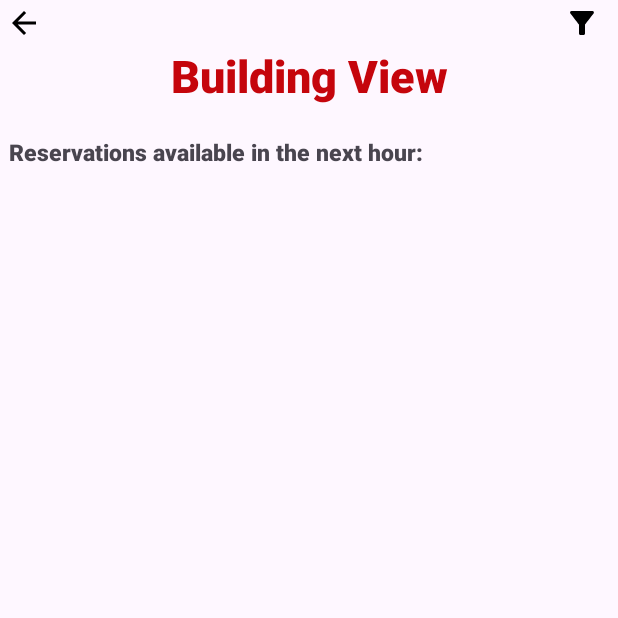
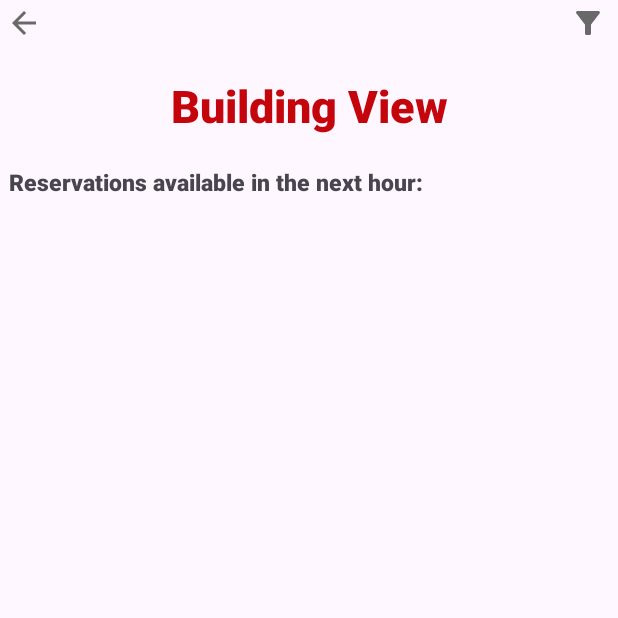
Before and after one commit to JuanEulogio/reservUW_Personal, an Android app: the BuildingActivity screen opened directly, with no data from a screen before it, on a phone screen of 412 x 824 dp, the top half of it. Run offline under Robolectric (Android 15) with nearby library versions, the phone set to English and light mode, and no system bars; our stand-ins replace Room's generated code; 9 statements that could not run were skipped.

Commit message:
updates: - UI changed a bit - favorite button bug fix
Things i could build on:
- let the user choose any time and date filter in BuildingActivity. Just make a dialog asking for it, OR direct to another activity where the chooser can pick via calander view and numberPicker view. well have to think of handling/getting intents in our BuildingActivity

- add notification

```diff
--- a/app/src/main/java/com/cs407/reservuw/BuildingActivity.java
+++ b/app/src/main/java/com/cs407/reservuw/BuildingActivity.java
@@ -120,7 +120,7 @@ public class BuildingActivity extends AppCompatActivity   {
             }
         });
 
-        //TODO: keep?
+        //TODO: filter functionality button
         //setting filter button
         ImageButton filterButton = findViewById(R.id.filterButton);
         filterButton.setOnClickListener(new View.OnClickListener() {
@@ -158,10 +158,6 @@ public class BuildingActivity extends AppCompatActivity   {
 
 
 
-        //TODO: get names, and intent building name+img
-        //loop to get names and if we see a place ID= the place ID we got sent a intent from,
-        //we display its name and display img
-        //TODO: still need spinner?
         //Key= places ID
         //Content= building name
         HashMap<String, String> hashMapPlaceIDandName= new HashMap<String, String>();
@@ -199,13 +195,6 @@ public class BuildingActivity extends AppCompatActivity   {
 
                 }
 
-                //getting our list of building names
-                //TODO:
-                hashMapPlaceIDandName.put(place.getId(), place.getName());
-
-
-                Log.i(TAG, "Place= " + placeName);
-
 
             }).addOnFailureListener((exception) -> {
                 if (exception instanceof ApiException) {
@@ -221,14 +210,11 @@ public class BuildingActivity extends AppCompatActivity   {
 
         }
 
-        //buildingNameList= hashMapPlaceIDandName.values().toArray(new String[0]);
-        //TODO: fix toString
+        //TODO: recycled code at the end of this becuase
+        // Can only get/store placeName via having recycled code inside our client request observe,
+        // else our own code goes after the client code, which is data that we recieve too late
 
-
-        //TODO: Can only get/store placeName via having recycled code inside our client request for some reason,
-        // else our own code goes after the client code, which is data that we recieve too late
-        //Getting building name
-
+        //getting building name
         final List<Place.Field> placeFields2 = Arrays.asList(Place.Field.ID, Place.Field.NAME);
         final FetchPlaceRequest request = FetchPlaceRequest.newInstance(placeId, placeFields2);
 
@@ -245,7 +231,7 @@ public class BuildingActivity extends AppCompatActivity   {
                 final ApiException apiException = (ApiException) exception;
                 Log.e(TAG, "Place not found: " + exception.getMessage());
                 final int statusCode = apiException.getStatusCode();
-                // NOTE: Handle error with given status code.
+                // NOTE: Here we handle error with given status code.
             }
         });
     }
@@ -253,7 +239,7 @@ public class BuildingActivity extends AppCompatActivity   {
 
 
     private void recycledViewCode(String place,int month, int day, int hour) {
-        //TODO: need? : clean up for liveData to show update list
+        //clean up for liveData to show updated list
         roomItems.clear();
 
         placeName= place;
@@ -288,10 +274,8 @@ public class BuildingActivity extends AppCompatActivity   {
                     // Access item details like item.getRoomNumber(), item.getPlaceName(), etc.
                     Intent intent = new Intent(getApplicationContext(), RoomActivity.class);
                     intent.putExtra("roomNum", Room_item.getRoomNum());
-                    //TODO: place name instead of via item
                     intent.putExtra("buildingName", placeName);
                     intent.putExtra("roomUID", Room_item.getRoomUID());
-                    //TODO: send the localTimeDate for whatever is in the selected: month and day, and hour
                     intent.putExtra("month", month);
                     intent.putExtra("day", day);
                     intent.putExtra("hour", hour);
--- a/app/src/main/java/com/cs407/reservuw/FavoritesActivity.java
+++ b/app/src/main/java/com/cs407/reservuw/FavoritesActivity.java
@@ -117,13 +117,12 @@ public class FavoritesActivity extends AppCompatActivity {
                     Intent intent = new Intent(getApplicationContext(), RoomActivity.class);
                     intent.putExtra("roomNum", Room_item.getRoomNum());
                     intent.putExtra("roomUID", Room_item.getRoomUID());
-                    //TODO: we have to return month, day, and time if we want to do to roomActivity
-                    // Alternation:
-                    // - we loop here and get the latest available reservation to reserv for that room
                     LocalDateTime nowAfterOneHour= LocalDateTime.now().plusHours(1);
                     int hour= nowAfterOneHour.getHour();
                     int month= nowAfterOneHour.getMonthValue();
                     int day= nowAfterOneHour.plusHours(1).getDayOfMonth();
+
+                    //we loop here and get the latest available reservation to reserv for that room
                     Log.i(TAG, "starting values. month: " + month + ", day:" + day + ", hour: " + hour);
                     Reservations reservations;
                     for(int i = hour; i<= 23; i++){
--- a/app/src/main/res/drawable/ic_back_arrow.xml
+++ b/app/src/main/res/drawable/ic_back_arrow.xml
@@ -1,5 +1,5 @@
 <vector android:autoMirrored="true" android:height="24dp"
-    android:tint="#000000" android:viewportHeight="24"
+    android:tint="@color/dimGray" android:viewportHeight="24"
     android:viewportWidth="24" android:width="24dp" xmlns:android="http://schemas.android.com/apk/res/android">
     <path android:fillColor="@android:color/white" android:pathData="M20,11H7.83l5.59,-5.59L12,4l-8,8 8,8 1.41,-1.41L7.83,13H20v-2z"/>
 </vector>
--- a/app/src/main/res/drawable/ic_favorites.xml
+++ b/app/src/main/res/drawable/ic_favorites.xml
@@ -1,4 +1,4 @@
-<vector android:height="24dp" android:tint="#FFFFFF"
+<vector android:height="24dp" android:tint="@color/dimGray"
     android:viewportHeight="24" android:viewportWidth="24"
     android:width="24dp" xmlns:android="http://schemas.android.com/apk/res/android">
     <path android:fillColor="@android:color/white" android:pathData="M12,21.35l-1.45,-1.32C5.4,15.36 2,12.28 2,8.5 2,5.42 4.42,3 7.5,3c1.74,0 3.41,0.81 4.5,2.09C13.09,3.81 14.76,3 16.5,3 19.58,3 22,5.42 22,8.5c0,3.78 -3.4,6.86 -8.55,11.54L12,21.35z"/>
--- a/app/src/main/res/drawable/ic_filter.xml
+++ b/app/src/main/res/drawable/ic_filter.xml
@@ -1,4 +1,4 @@
-<vector android:height="24dp" android:tint="#000000"
+<vector android:height="24dp" android:tint="@color/dimGray"
     android:viewportHeight="24" android:viewportWidth="24"
     android:width="24dp" xmlns:android="http://schemas.android.com/apk/res/android">
     <path android:fillColor="@android:color/white" android:pathData="M4.25,5.61C6.27,8.2 10,13 10,13v6c0,0.55 0.45,1 1,1h2c0.55,0 1,-0.45 1,-1v-6c0,0 3.72,-4.8 5.74,-7.39C20.25,4.95 19.78,4 18.95,4H5.04C4.21,4 3.74,4.95 4.25,5.61z"/>
--- a/app/src/main/res/drawable/ic_logout.xml
+++ b/app/src/main/res/drawable/ic_logout.xml
@@ -1,5 +1,5 @@
 <vector android:autoMirrored="true" android:height="24dp"
-    android:tint="#FFFFFF" android:viewportHeight="24"
+    android:tint="@color/dimGray" android:viewportHeight="24"
     android:viewportWidth="24" android:width="24dp" xmlns:android="http://schemas.android.com/apk/res/android">
     <path android:fillColor="@android:color/white" android:pathData="M17,7l-1.41,1.41L18.17,11H8v2h10.17l-2.58,2.58L17,17l5,-5zM4,5h8V3H4c-1.1,0 -2,0.9 -2,2v14c0,1.1 0.9,2 2,2h8v-2H4V5z"/>
 </vector>
--- a/app/src/main/res/drawable/ic_reservedlist.xml
+++ b/app/src/main/res/drawable/ic_reservedlist.xml
@@ -1,5 +1,5 @@
 <vector android:autoMirrored="true" android:height="24dp"
-    android:tint="#FFFFFF" android:viewportHeight="24"
+    android:tint="@color/dimGray" android:viewportHeight="24"
     android:viewportWidth="24" android:width="24dp" xmlns:android="http://schemas.android.com/apk/res/android">
     <path android:fillColor="@android:color/white" android:pathData="M3,10h11v2h-11z"/>
     <path android:fillColor="@android:color/white" android:pathData="M3,6h11v2h-11z"/>
--- a/app/src/main/res/layout/activity_building_view.xml
+++ b/app/src/main/res/layout/activity_building_view.xml
@@ -6,30 +6,32 @@
     tools:context=".BuildingActivity"
     xmlns:android="http://schemas.android.com/apk/res/android"
     xmlns:app="http://schemas.android.com/apk/res-auto">
-<LinearLayout
+
+    <androidx.constraintlayout.widget.ConstraintLayout
         android:layout_width="match_parent"
-    android:layout_height="wrap_content">
+        android:layout_height="50dp">
 
         <ImageButton
             android:id="@+id/backButton"
             android:layout_width="32dp"
             android:layout_height="30dp"
             android:background="?attr/selectableItemBackgroundBorderless"
+            android:clickable="true"
             android:src="@drawable/ic_back_arrow"
-        android:clickable="true"
-        />
-    <Space
-        android:layout_width="340dp"
-        android:layout_height="wrap_content"/>
+            app:layout_constraintStart_toStartOf="parent"
+            tools:layout_editor_absoluteY="4dp" />
+
         <ImageButton
             android:id="@+id/filterButton"
             android:layout_width="32dp"
             android:layout_height="30dp"
+            android:layout_marginEnd="4dp"
             android:background="?attr/selectableItemBackgroundBorderless"
+            android:clickable="true"
             android:src="@drawable/ic_filter"
-        android:clickable="true"
-        />
-</LinearLayout>
+            app:layout_constraintEnd_toEndOf="parent"
+            tools:layout_editor_absoluteY="4dp" />
+    </androidx.constraintlayout.widget.ConstraintLayout>
 
 
     <TextView
--- a/app/src/main/res/layout/activity_reservation_confirmed.xml
+++ b/app/src/main/res/layout/activity_reservation_confirmed.xml
@@ -33,7 +33,7 @@
 
     <TextView
         android:id="@+id/reservationLocation_textView"
-        android:layout_width="300dp"
+        android:layout_width="match_parent"
         android:layout_height="wrap_content"
         android:fontFamily="sans-serif-medium"
         android:textSize="20dp"
@@ -68,7 +68,8 @@
         android:layout_width="wrap_content"
         android:layout_height="wrap_content"
         android:text="Close"
-        android:backgroundTint="@color/UWcolor"/>
+        android:backgroundTint="@color/UWcolor"
+        android:textColor="@color/white"/>
 
 
 </LinearLayout>
--- a/app/src/main/res/layout/activity_room_view.xml
+++ b/app/src/main/res/layout/activity_room_view.xml
@@ -42,7 +42,8 @@
         app:layout_constraintEnd_toStartOf="@id/reserveButton"
         app:layout_constraintHorizontal_bias="0.0"
         app:layout_constraintStart_toStartOf="parent"
-        app:layout_constraintTop_toBottomOf="@+id/boxedTextView" />
+        app:layout_constraintTop_toBottomOf="@+id/boxedTextView"
+        android:textColor="@color/white"/>
 
     <Button
         android:id="@+id/reserveButton"
@@ -54,7 +55,8 @@
         android:backgroundTint="@color/UWcolor"
         app:layout_constraintEnd_toEndOf="parent"
         app:layout_constraintStart_toEndOf="@id/cancelButton"
-        app:layout_constraintTop_toBottomOf="@+id/boxedTextView" />
+        app:layout_constraintTop_toBottomOf="@+id/boxedTextView"
+        android:textColor="@color/white"/>
 
     <ImageButton
         android:id="@+id/likeButton"
--- a/app/src/main/res/layout/login_activity.xml
+++ b/app/src/main/res/layout/login_activity.xml
@@ -105,7 +105,8 @@
         app:layout_constraintBottom_toBottomOf="parent"
         app:layout_constraintEnd_toEndOf="parent"
         app:layout_constraintHorizontal_bias="0.498"
-        app:layout_constraintStart_toStartOf="parent" />
+        app:layout_constraintStart_toStartOf="parent"
+        android:textColor="@color/white"/>
 
     <TextView
         android:id="@+id/alertTextView"
--- a/app/src/main/res/values-night/themes.xml
+++ b/app/src/main/res/values-night/themes.xml
@@ -3,5 +3,8 @@
     <style name="Base.Theme.ReservUW" parent="Theme.Material3.DayNight.NoActionBar">
         <!-- Customize your dark theme here. -->
         <!-- <Room_item name="colorPrimary">@color/my_dark_primary</Room_item> -->
+        <item name="colorPrimary">@color/lightGray</item>
+        <item name="colorPrimaryDark">@color/UWcolor</item>
+        <item name="colorAccent">@color/UWcolor</item>
     </style>
 </resources>
```
Also changed, not shown: app/build.gradle (+2 -35 lines), app/src/main/java/com/cs407/reservuw/RoomActivity.java (+4 -3 lines), app/src/main/res/layout/activity_main_menu.xml (+7 -8 lines). Lines whose indentation alone changed are shown as unchanged.
